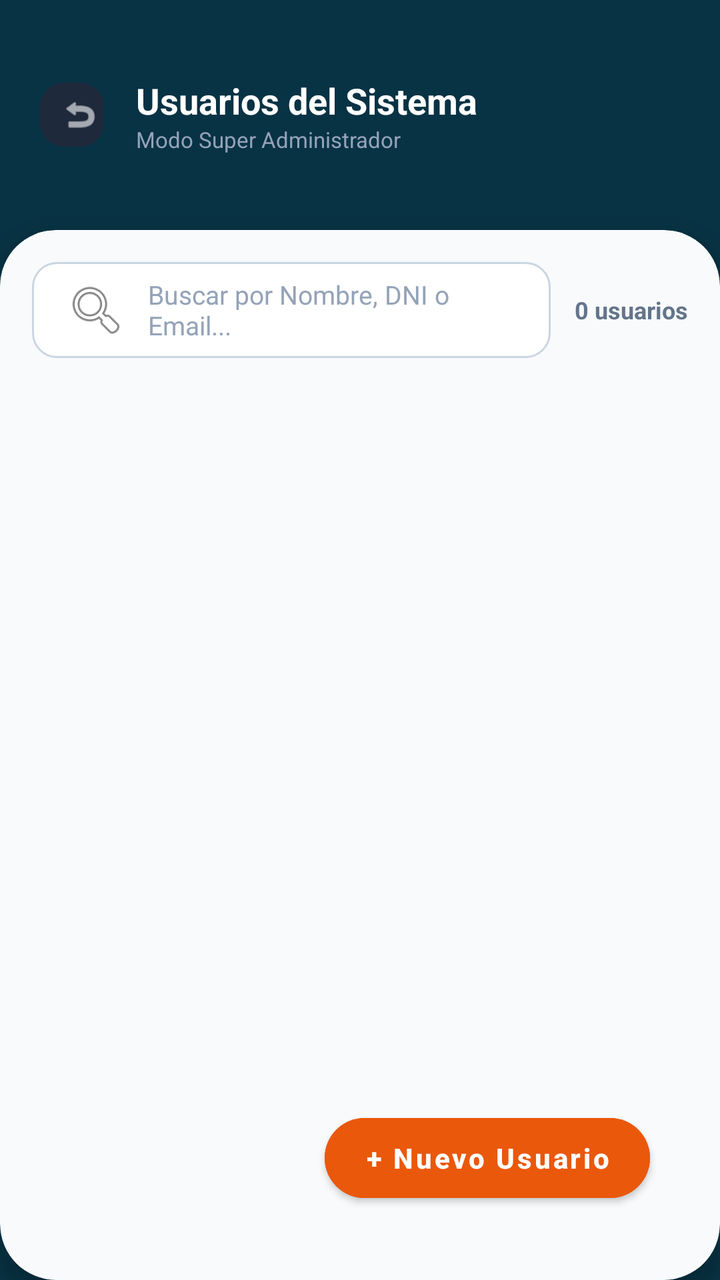
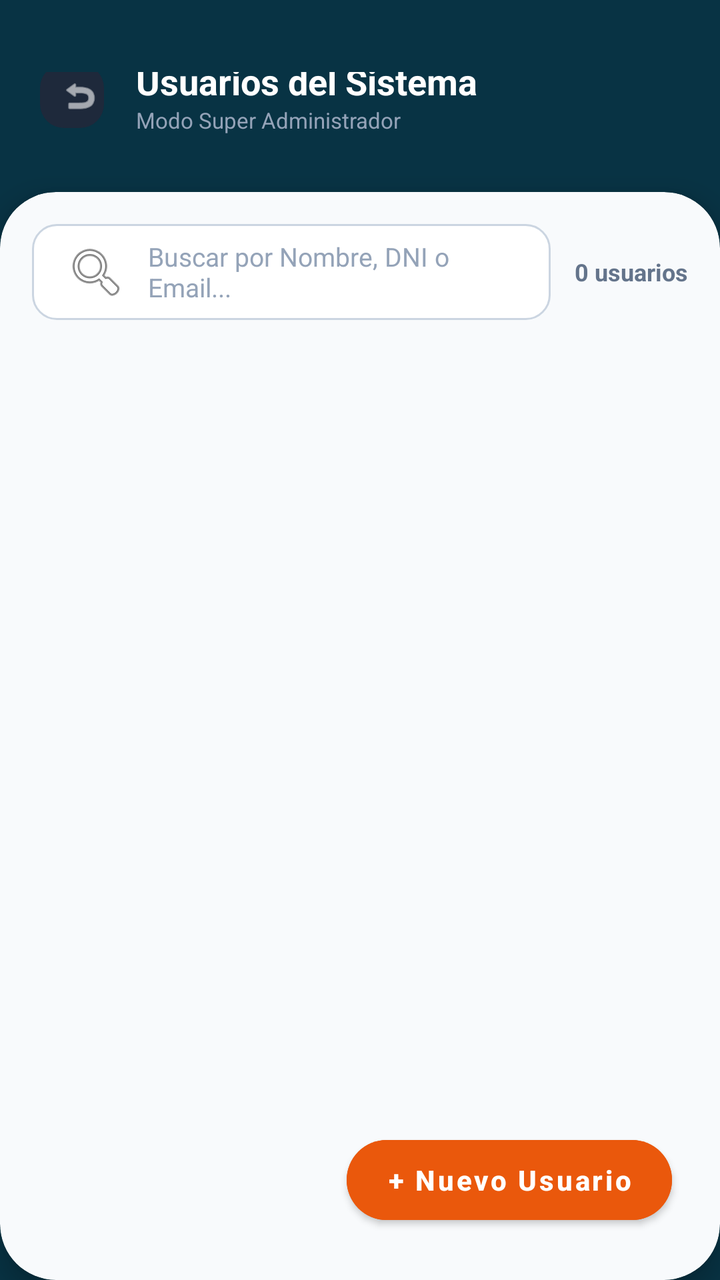

Before-and-after screenshots of an Android layout around one commit, followed by the original layout XML and the change that was made.
<!-- AndroidManifest.xml: application theme Theme.MaterialComponents.Light.NoActionBar -->
<!-- res/layout/activity_admin_usuarios.xml -->
<?xml version="1.0" encoding="utf-8"?>
<RelativeLayout xmlns:android="http://schemas.android.com/apk/res/android"
    xmlns:app="http://schemas.android.com/apk/res-auto"
    android:layout_width="match_parent"
    android:layout_height="match_parent"
    android:background="#083344">

    
    <RelativeLayout
        android:id="@+id/headerLayout"
        android:layout_width="match_parent"
        android:layout_height="wrap_content"
        android:paddingHorizontal="16dp"
        android:paddingTop="36dp"
        android:paddingBottom="20dp">

        <com.google.android.material.button.MaterialButton
            android:id="@+id/btnRegresar"
            style="@style/Widget.Material3.Button.IconButton"
            android:layout_width="40dp"
            android:layout_height="40dp"
            android:layout_alignParentStart="true"
            android:layout_centerVertical="true"
            android:layout_marginTop="19dp"
            app:backgroundTint="#1E293B"
            app:cornerRadius="12dp"
            app:icon="@android:drawable/ic_menu_revert"
            app:iconSize="20dp"
            app:iconTint="@color/white" />

        <LinearLayout
            android:layout_width="wrap_content"
            android:layout_height="wrap_content"
            android:layout_centerVertical="true"
            android:layout_marginStart="12dp"
            android:layout_marginTop="19dp"
            android:layout_toEndOf="@id/btnRegresar"
            android:orientation="vertical">

            <TextView
                android:layout_width="wrap_content"
                android:layout_height="wrap_content"
                android:text="Usuarios del Sistema"
                android:textColor="@color/white"
                android:textSize="18sp"
                android:textStyle="bold" />

            <TextView
                android:layout_width="wrap_content"
                android:layout_height="wrap_content"
                android:text="Modo Super Administrador"
                android:textColor="#94A3B8"
                android:textSize="11sp" />
        </LinearLayout>
    </RelativeLayout>

    
    <com.google.android.material.card.MaterialCardView
        android:layout_width="match_parent"
        android:layout_height="match_parent"
        android:layout_below="@id/headerLayout"
        app:cardBackgroundColor="#F8FAFC"
        app:cardCornerRadius="28dp"
        app:cardElevation="8dp"
        app:strokeWidth="0dp">

        <FrameLayout
            android:layout_width="match_parent"
            android:layout_height="match_parent">

            <LinearLayout
                android:layout_width="match_parent"
                android:layout_height="match_parent"
                android:orientation="vertical"
                android:padding="16dp">

                
                <LinearLayout
                    android:layout_width="match_parent"
                    android:layout_height="wrap_content"
                    android:layout_marginBottom="16dp"
                    android:gravity="center_vertical"
                    android:orientation="horizontal">

                    <EditText
                        android:id="@+id/etBuscar"
                        android:layout_width="0dp"
                        android:layout_height="48dp"
                        android:layout_weight="1"
                        android:background="@drawable/bg_search_input"
                        android:drawableStart="@android:drawable/ic_menu_search"
                        android:drawablePadding="10dp"
                        android:hint="Buscar por Nombre, DNI o Email..."
                        android:paddingHorizontal="16dp"
                        android:textColor="#0F172A"
                        android:textColorHint="#94A3B8"
                        android:textSize="13sp" />

                    <TextView
                        android:id="@+id/tvTotalUsuarios"
                        android:layout_width="wrap_content"
                        android:layout_height="wrap_content"
                        android:layout_marginStart="12dp"
                        android:text="0 usuarios"
                        android:textColor="#64748B"
                        android:textSize="12sp"
                        android:textStyle="bold" />
                </LinearLayout>

                <ProgressBar
                    android:id="@+id/progressBar"
                    android:layout_width="wrap_content"
                    android:layout_height="wrap_content"
                    android:layout_gravity="center"
                    android:visibility="gone" />

                <androidx.recyclerview.widget.RecyclerView
                    android:id="@+id/rvUsuarios"
                    android:layout_width="match_parent"
                    android:layout_height="match_parent"
                    android:clipToPadding="false"
                    android:paddingBottom="80dp" />
            </LinearLayout>

            
            <com.google.android.material.button.MaterialButton
                android:id="@+id/btnNuevoUsuario"
                android:layout_width="wrap_content"
                android:layout_height="52dp"
                android:layout_gravity="bottom|end"
                android:layout_margin="35dp"
                android:backgroundTint="#EA580C"
                android:paddingHorizontal="20dp"
                android:text="+ Nuevo Usuario"
                android:textAllCaps="false"
                android:textColor="@color/white"
                android:textSize="14sp"
                android:textStyle="bold"
                app:cornerRadius="26dp"
                app:elevation="6dp" />

        </FrameLayout>
    </com.google.android.material.card.MaterialCardView>

</RelativeLayout>
<!-- resources referenced by this layout -->
<resources>
  <color name="white">#FFFFFFFF</color>
  <!-- drawable bg_search_input (drawable) -->
  <?xml version="1.0" encoding="utf-8"?>
  <shape xmlns:android="http://schemas.android.com/apk/res/android">
      <solid android:color="#FFFFFF" />
      <corners android:radius="12dp" />
      <stroke android:width="1dp" android:color="#CBD5E1" />
  </shape>
</resources>

<!-- the commit's change to res/layout/activity_admin_usuarios.xml (unified diff, before → after) -->
@@ -1,6 +1,7 @@
 <?xml version="1.0" encoding="utf-8"?>
 <RelativeLayout xmlns:android="http://schemas.android.com/apk/res/android"
     xmlns:app="http://schemas.android.com/apk/res-auto"
+    android:id="@+id/mainRoot"
     android:layout_width="match_parent"
     android:layout_height="match_parent"
     android:background="#083344">
@@ -21,7 +22,6 @@
             android:layout_height="40dp"
             android:layout_alignParentStart="true"
             android:layout_centerVertical="true"
-            android:layout_marginTop="19dp"
             app:backgroundTint="#1E293B"
             app:cornerRadius="12dp"
             app:icon="@android:drawable/ic_menu_revert"
@@ -33,7 +33,6 @@
             android:layout_height="wrap_content"
             android:layout_centerVertical="true"
             android:layout_marginStart="12dp"
-            android:layout_marginTop="19dp"
             android:layout_toEndOf="@id/btnRegresar"
             android:orientation="vertical">
 
@@ -128,7 +127,7 @@
                 android:layout_width="wrap_content"
                 android:layout_height="52dp"
                 android:layout_gravity="bottom|end"
-                android:layout_margin="35dp"
+                android:layout_margin="24dp"
                 android:backgroundTint="#EA580C"
                 android:paddingHorizontal="20dp"
                 android:text="+ Nuevo Usuario"
